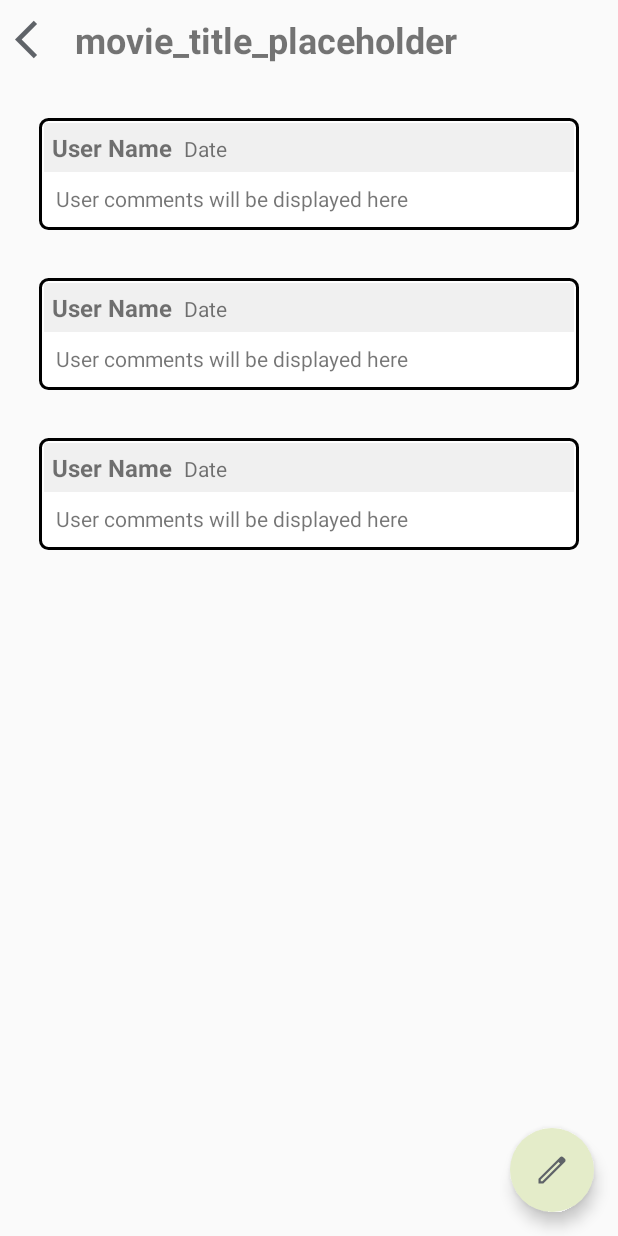
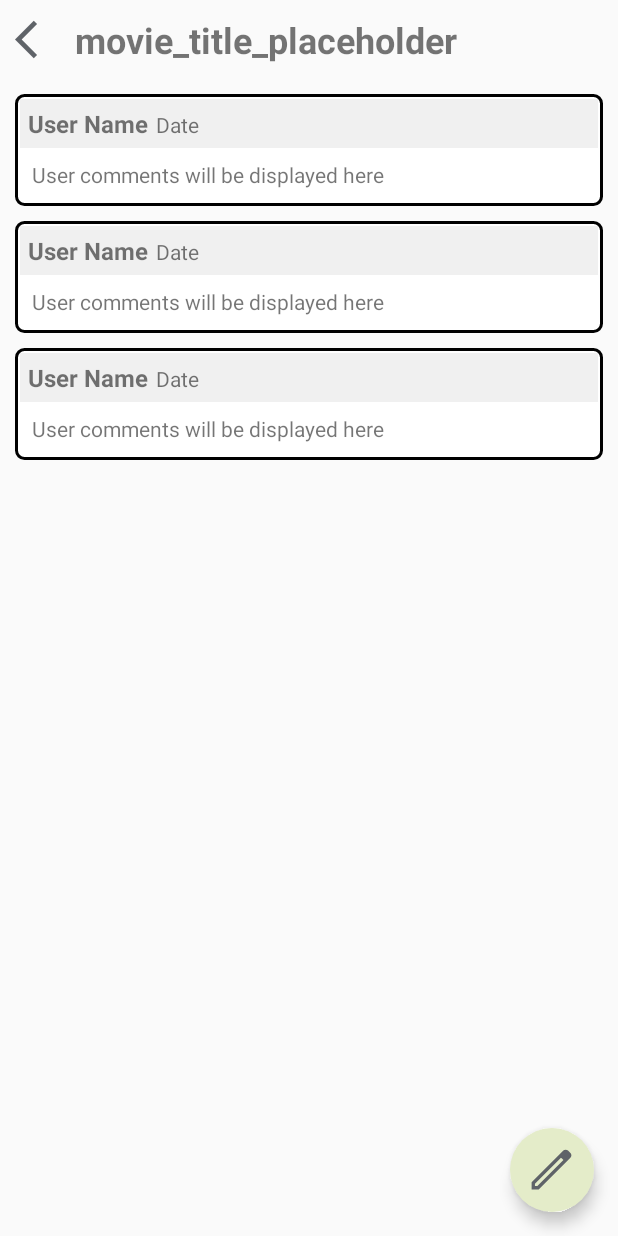
Before and after one commit to bolgianialberto/TMTS, an Android app: the layout activity_movie_reviews.xml on its own in the app's theme, with its tools: preview values and no code run, on a phone screen of 412 x 824 dp. Run offline under Robolectric (Android 15) with nearby library versions, the phone set to English and light mode, and no system bars.

Commit message:
small changes

```diff
--- a/app/src/main/res/layout/activity_movie_reviews.xml
+++ b/app/src/main/res/layout/activity_movie_reviews.xml
@@ -48,7 +48,6 @@
             android:id="@+id/rv_reviews"
             android:layout_width="match_parent"
             android:layout_height="wrap_content"
-            android:padding="10dp"
             tools:listitem="@layout/review_item"/>
 
     </LinearLayout>
@@ -62,6 +61,7 @@
         app:layout_constraintBottom_toBottomOf="parent"
         app:layout_constraintEnd_toEndOf="parent"
         android:backgroundTint="@color/unselectedColor"
-        app:borderWidth="0dp"/>
+        app:borderWidth="0dp"
+        app:maxImageSize="35dp"/>
 
 </androidx.constraintlayout.widget.ConstraintLayout>
--- a/app/src/main/res/layout/review_item.xml
+++ b/app/src/main/res/layout/review_item.xml
@@ -3,7 +3,9 @@
     android:layout_width="match_parent"
     android:layout_height="wrap_content"
     xmlns:app="http://schemas.android.com/apk/res-auto"
-    android:padding="16dp">
+    android:paddingStart="10dp"
+    android:paddingEnd="10dp"
+    android:paddingTop="10dp">
 
     <LinearLayout
         android:layout_width="match_parent"
@@ -41,7 +43,7 @@
                 android:layout_height="wrap_content"
                 android:text="Date"
                 android:textSize="14sp"
-                android:layout_marginStart="8dp"/>
+                android:layout_marginStart="5dp"/>
 
         </LinearLayout>
 
```
Also changed, not shown: app/src/main/java/com/example/tmts/activities/CreateReviewActivity.kt (+15 -0 lines), app/src/main/res/drawable/add_photo.xml (added, +9 -0 lines), app/src/main/res/layout/activity_create_review.xml (+25 -2 lines).
